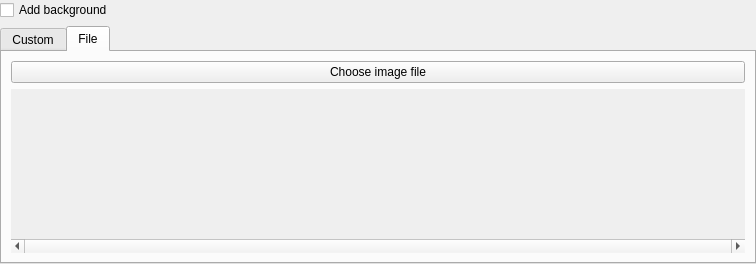
The window that ui/BackgroundApplier.ui (Fefedu973/OpenRGBVisualMapPlugin) describes before a commit, drawn with Qt 5.
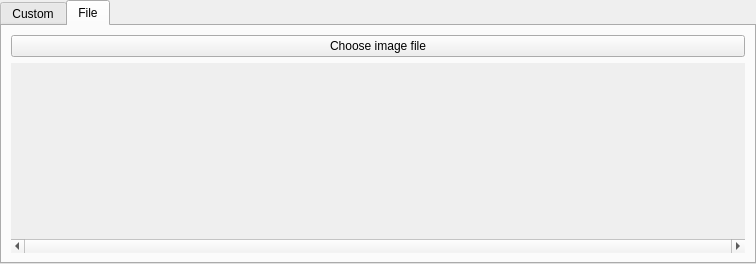
The same window after the commit. The open tabs and pages were chosen to show the change.

Commit message: Moved background button to menu, added frame to background, renamed menu

The edit to the form file:
```diff
--- a/ui/BackgroundApplier.ui
+++ b/ui/BackgroundApplier.ui
@@ -46,14 +46,7 @@
      <property name="sizeConstraint">
       <enum>QLayout::SetDefaultConstraint</enum>
      </property>
-     <item row="0" column="0">
-      <widget class="QCheckBox" name="show_background_applier">
-       <property name="text">
-        <string>Add background</string>
-       </property>
-      </widget>
-     </item>
-     <item row="2" column="0">
+     <item row="1" column="0">
       <widget class="QTabWidget" name="tabs">
        <property name="currentIndex">
         <number>0</number>
@@ -271,7 +264,7 @@
               <x>0</x>
               <y>0</y>
               <width>732</width>
-              <height>136</height>
+              <height>166</height>
              </rect>
             </property>
             <property name="sizePolicy">
```
The commit also changes 5 other files.
